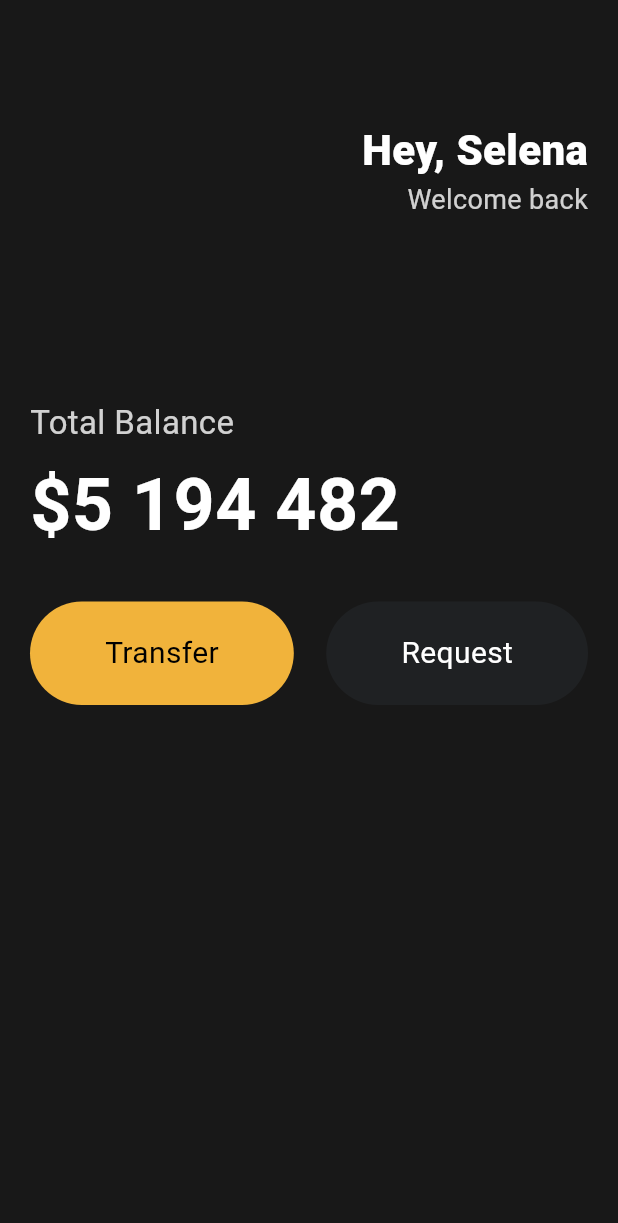
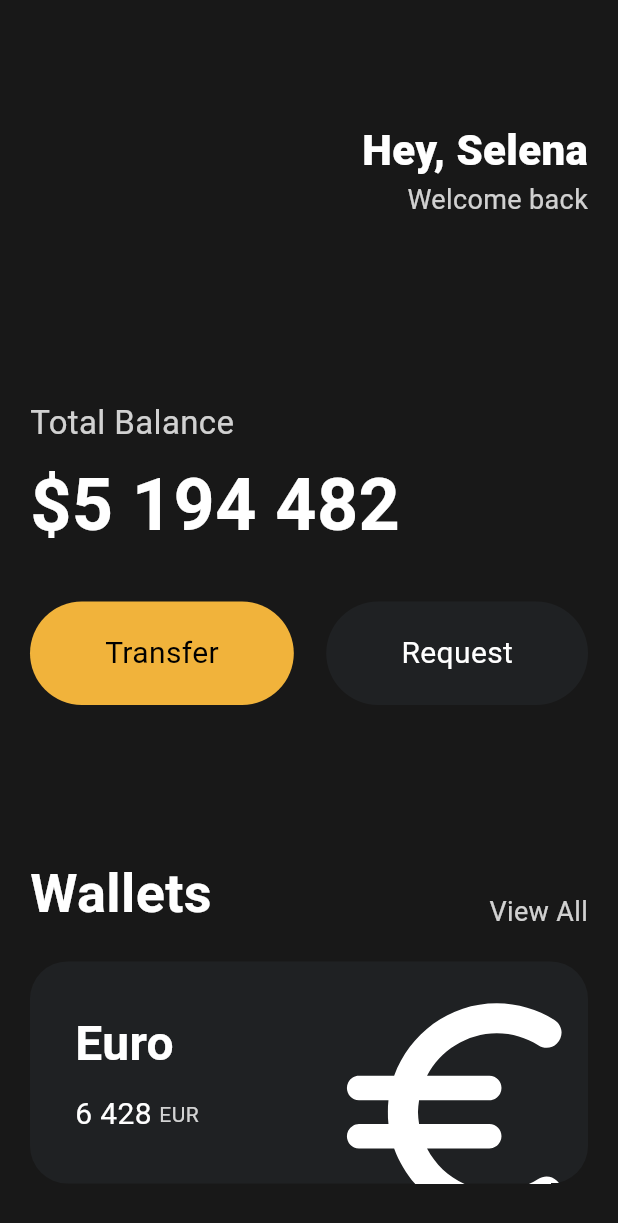
Before and after one commit to sky2000sh/toonflix, a Flutter app: the screen it shows after launch, on a phone screen of 412 x 824 dp. Shown: the top 1223 px of the screen. Run offline on Flutter 3.47's test engine with Material 3 defaults, Android fonts, the phone set to English and light mode, and no system bars.

Commit message:
create widget cards with container on 250106

```diff
--- a/lib/main.dart
+++ b/lib/main.dart
@@ -104,6 +104,97 @@
                   ),
                 ],
               ),
+              const SizedBox(
+                height: 100,
+              ),
+              Row(
+                crossAxisAlignment: CrossAxisAlignment.end,
+                mainAxisAlignment: MainAxisAlignment.spaceBetween,
+                children: [
+                  const Text(
+                    'Wallets',
+                    style: TextStyle(
+                      color: Colors.white,
+                      fontSize: 36,
+                      fontWeight: FontWeight.w600,
+                    ),
+                  ),
+                  Text(
+                    'View All',
+                    style: TextStyle(
+                      color: Colors.white.withOpacity(0.8),
+                      fontSize: 18,
+                    ),
+                  ),
+                ],
+              ),
+              const SizedBox(
+                height: 20,
+              ),
+              Container(
+                clipBehavior: Clip.hardEdge,
+                decoration: BoxDecoration(
+                  color: const Color(0xFF1F2123),
+                  borderRadius: BorderRadius.circular(25),
+                ),
+                child: Padding(
+                  padding: const EdgeInsets.all(30),
+                  // EdgeInsets.symmetric(vertical: 20, horizontal: 20),
+                  child: Row(
+                    mainAxisAlignment: MainAxisAlignment.spaceBetween,
+                    children: [
+                      Column(
+                        crossAxisAlignment: CrossAxisAlignment.start,
+                        children: [
+                          const Text(
+                            'Euro',
+                            style: TextStyle(
+                              color: Colors.white,
+                              fontSize: 32,
+                              fontWeight: FontWeight.w600,
+                            ),
+                          ),
+                          const SizedBox(
+                            height: 10,
+                          ),
+                          Row(
+                            children: [
+                              const Text(
+                                '6 428',
+                                style: TextStyle(
+                                  color: Colors.white,
+                                  fontSize: 20,
+                                ),
+                              ),
+                              const SizedBox(
+                                width: 5,
+                              ),
+                              Text(
+                                'EUR',
+                                style: TextStyle(
+                                  color: Colors.white.withOpacity(0.8),
+                                  fontSize: 14,
+                                ),
+                              ),
+                            ],
+                          ),
+                        ],
+                      ),
+                      Transform.scale(
+                        scale: 2.2,
+                        child: Transform.translate(
+                          offset: const Offset(-5, 12),
+                          child: const Icon(
+                            Icons.euro_rounded,
+                            color: Colors.white,
+                            size: 88,
+                          ),
+                        ),
+                      ),
+                    ],
+                  ),
+                ),
+              ),
             ],
           ),
         ),
```
